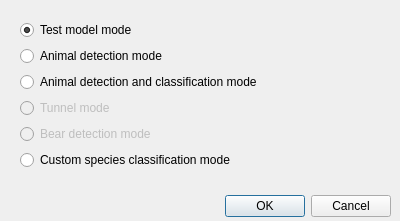
Before: the Qt Designer form wadas/ui/qt/select_mode.ui in stefanodellosa-personal/WADAS, drawn with Qt 5.
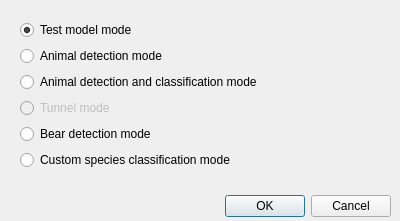
After: the same form once the commit is applied.

Commit message: Completed custom species Operation mode UI

The edit to the form file:
```diff
--- a/wadas/ui/qt/select_mode.ui
+++ b/wadas/ui/qt/select_mode.ui
@@ -103,13 +103,13 @@
     <item>
      <widget class="QRadioButton" name="radioButton_bear_det_mode">
       <property name="enabled">
-       <bool>false</bool>
+       <bool>true</bool>
       </property>
       <property name="text">
        <string>Bear detection mode</string>
       </property>
       <property name="checkable">
-       <bool>false</bool>
+       <bool>true</bool>
       </property>
       <property name="autoExclusive">
        <bool>true</bool>
```
Left out of the diff: 3 changed lines with no effect on the pictures. The commit also changes 4 other files.
